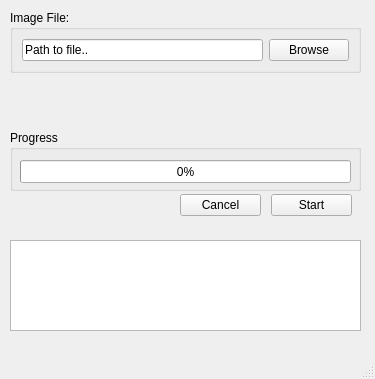
Above: mainwindow.ui from emlid/edge-firmware-updater before the change. Below: the same form after it.
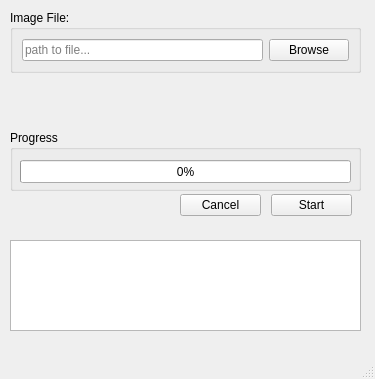
That is the form after the change.

What changed in the file:
```diff
--- a/mainwindow.ui
+++ b/mainwindow.ui
@@ -46,7 +46,7 @@
         <string/>
        </property>
        <property name="text">
-        <string>Path to file..</string>
+        <string/>
        </property>
        <property name="alignment">
         <set>Qt::AlignLeading|Qt::AlignLeft|Qt::AlignVCenter</set>
@@ -54,6 +54,9 @@
        <property name="dragEnabled">
         <bool>true</bool>
        </property>
+       <property name="placeholderText">
+        <string>path to file...</string>
+       </property>
       </widget>
      </item>
     </layout>
```
